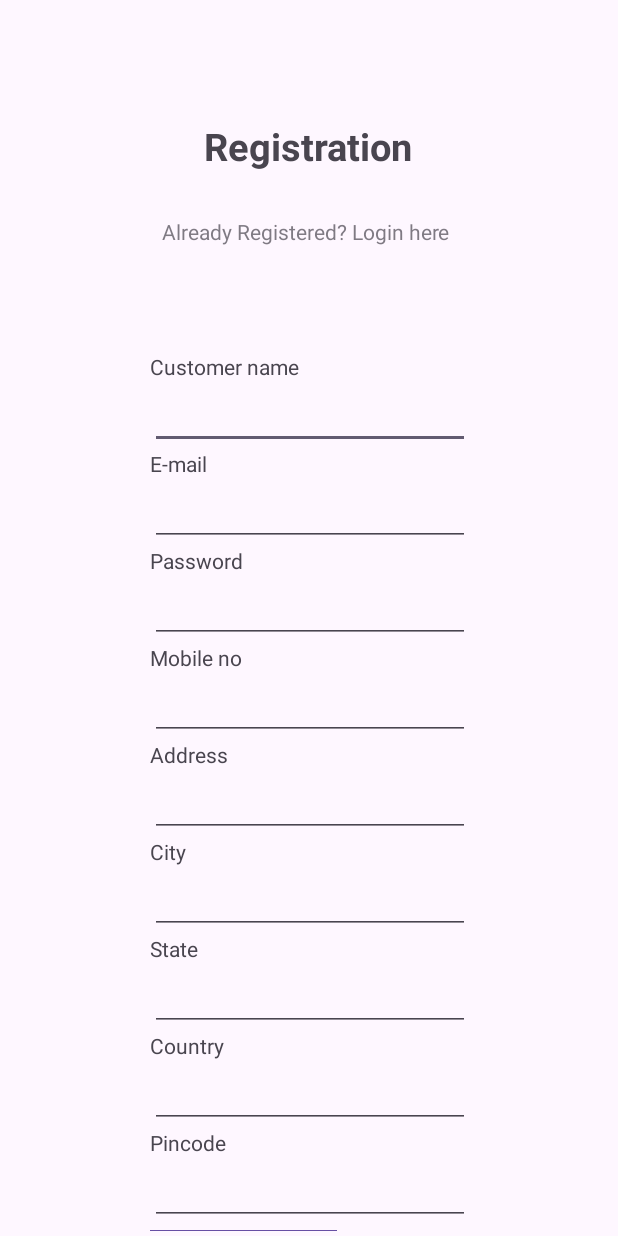
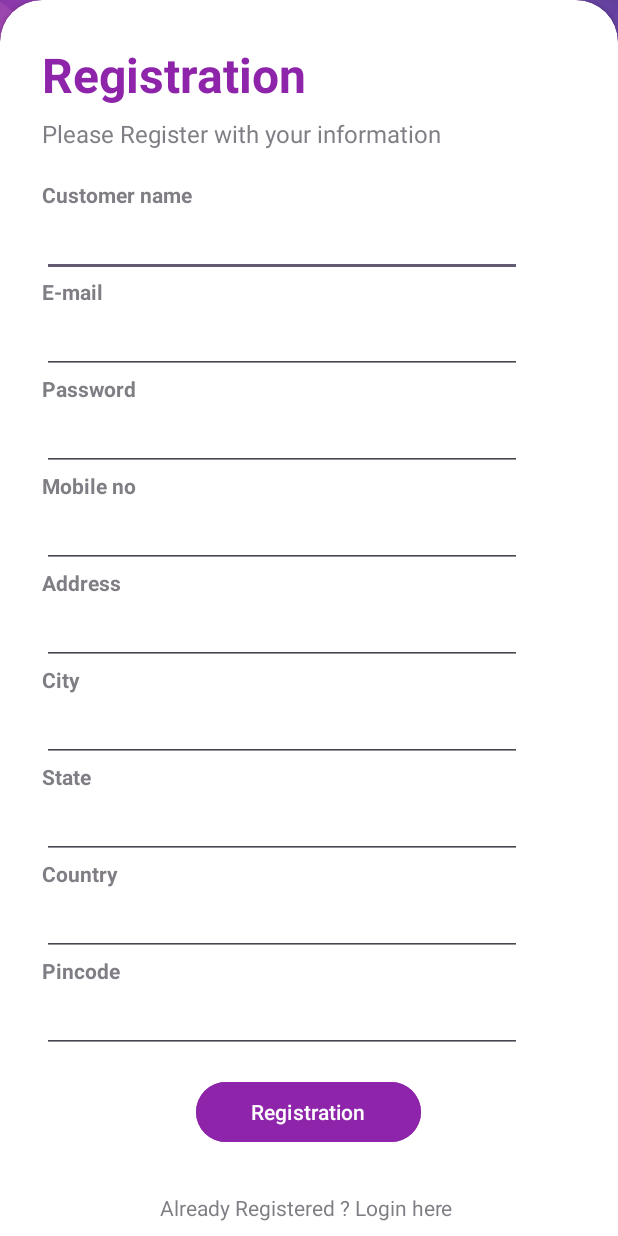
Before and after one commit to farmansunasara/Sentiment-Based-Rating-System, an Android app: the Register screen opened directly, with no data from a screen before it, on a phone screen of 412 x 824 dp. Run offline under Robolectric (Android 15) with nearby library versions, the phone set to English and light mode, and no system bars.

Commit message:
All Most Done Registration Page

```diff
--- a/app/src/main/res/layout/activity_main.xml
+++ b/app/src/main/res/layout/activity_main.xml
@@ -48,7 +48,7 @@
             <TextView
                 android:layout_width="wrap_content"
                 android:layout_height="wrap_content"
-                android:text="WELCOME"
+                android:text="Welcome"
                 android:textColor="@color/my_primary"
                 android:textSize="32sp"
                 android:textStyle="bold"/>
@@ -57,7 +57,7 @@
                 android:layout_width="wrap_content"
                 android:layout_height="wrap_content"
                 android:alpha="0.7"
-                android:text="Please Login with your information"
+                android:text="Please login with your information"
                 android:textSize="16sp"
                 android:textStyle="" />
 
@@ -128,8 +128,7 @@
                 android:id="@+id/loginbtn"
                 android:layout_width="match_parent"
                 android:layout_height="wrap_content"
-                android:backgroundTint="@color/my_secondary"
-
+                android:backgroundTint="@color/my_primary"
                 android:text="Login" />
 
             <TextView
--- a/app/src/main/res/layout/activity_register.xml
+++ b/app/src/main/res/layout/activity_register.xml
@@ -1,83 +1,139 @@
 <?xml version="1.0" encoding="utf-8"?>
-<LinearLayout xmlns:android="http://schemas.android.com/apk/res/android"
-    android:orientation="vertical" android:layout_width="match_parent"
-    android:layout_height="match_parent">
+<RelativeLayout xmlns:android="http://schemas.android.com/apk/res/android"
+    xmlns:app="http://schemas.android.com/apk/res-auto"
+    xmlns:tools="http://schemas.android.com/tools"
+    android:layout_width="match_parent"
+    android:layout_height="match_parent"
+    android:contentDescription="@string/profile_image"
+    android:background="@drawable/backkkk"
+    app:constraint_referenced_tags="#profile"
+    tools:context=".MainActivity">
+
+    <RelativeLayout
+        android:layout_width="match_parent"
+        android:layout_height="match_parent"
+        android:background="@drawable/backk"
+        android:alpha="0.7">
+
+        <LinearLayout
+            android:layout_width="match_parent"
+            android:layout_height="wrap_content"
+            android:gravity="center"
+            android:orientation="vertical"
+            android:padding="28dp">
+
+            <ImageView
+                android:layout_width="match_parent"
+                android:layout_height="271dp"
+                android:adjustViewBounds="true"
+                android:cropToPadding="true"
+                android:src="@drawable/iotbackground" />
+
+
+        </LinearLayout>
+    </RelativeLayout>
+
+    <androidx.core.widget.NestedScrollView
+        android:layout_width="match_parent"
+        android:layout_height="wrap_content"
+        android:layout_alignParentBottom="true">
+
+    <androidx.cardview.widget.CardView
+        android:layout_width="match_parent"
+        android:layout_height="wrap_content"
+        android:layout_alignParentBottom="true"
+        app:cardCornerRadius="28dp"
+        android:layout_marginBottom="-20dp"
+        android:id="@+id/car_view">
+
+        <ScrollView
+            android:layout_width="match_parent"
+            android:layout_height="match_parent"
+            android:overScrollMode="never"
+            android:scrollbars="vertical">
+
+            <LinearLayout
+                android:layout_width="match_parent"
+                android:layout_height="wrap_content"
+                android:orientation="vertical"
+                android:padding="28dp">
+
+
                 <TextView
-        android:id="@+id/loginscrn"
-        android:layout_width="202dp"
-        android:layout_height="wrap_content"
-        android:layout_gravity="center"
-        android:layout_marginTop="80dp"
+                    android:layout_width="wrap_content"
+                    android:layout_height="50dp"
                     android:text="@string/title"
-        android:textAlignment="center"
-        android:textSize="25dp"
+                    android:textColor="@color/my_primary"
+                    android:textSize="32sp"
                     android:textStyle="bold" />
 
                 <TextView
-        android:id="@+id/lnkLogin"
                     android:layout_width="wrap_content"
-        android:layout_height="100dp"
-        android:layout_gravity="center"
+                    android:layout_height="wrap_content"
                     android:alpha="0.7"
-        android:padding="30dp"
-        android:text="Already Registered? Login here " />
+                    android:text="Please Register with your information"
+                    android:textSize="16sp"
+                    android:textStyle="" />
+
                 <TextView
                     android:id="@+id/fstTxt"
                     android:layout_width="wrap_content"
                     android:layout_height="wrap_content"
-        android:layout_marginLeft="100dp"
                     android:layout_marginTop="20dp"
-        android:text="@string/custname"/>
+                    android:text="@string/custname"
+                    android:textStyle="bold"
+                    android:alpha="0.7"/>
+
                 <EditText
                     android:id="@+id/txtName"
                     android:layout_width="wrap_content"
                     android:layout_height="wrap_content"
-        android:layout_marginLeft="100dp"
-        android:ems="10"/>
+                    android:ems="15" />
+
+
                 <TextView
                     android:id="@+id/secTxt"
                     android:layout_width="wrap_content"
                     android:layout_height="wrap_content"
                     android:text="@string/email"
-        android:layout_marginLeft="100dp" />
+                    android:textStyle="bold"
+                    android:alpha="0.7"/>/>
+
                 <EditText
                     android:id="@+id/txtEmail"
                     android:layout_width="wrap_content"
                     android:layout_height="wrap_content"
-        android:layout_marginLeft="100dp"
-        android:ems="10" />
+                    android:ems="15" />
+
                 <TextView
                     android:id="@+id/thirdTxt"
                     android:layout_width="wrap_content"
                     android:layout_height="wrap_content"
                     android:text="@string/pwd"
-        android:layout_marginLeft="100dp" />
+                    android:textStyle="bold"
+                    android:alpha="0.7"/>/>
+
                 <EditText
                     android:id="@+id/txtPwd"
                     android:layout_width="wrap_content"
                     android:layout_height="wrap_content"
-        android:layout_marginLeft="100dp"
-        android:inputType="textPassword"
-        android:ems="10" />
+                    android:ems="15"
+                    android:inputType="textPassword" />
 
 
-
-    ....
                 <TextView
                     android:id="@+id/fourth"
                     android:layout_width="wrap_content"
                     android:layout_height="wrap_content"
                     android:text="@string/mob"
-        android:layout_marginLeft="100dp" />
+                    android:textStyle="bold"
+                    android:alpha="0.7"/>
                 <EditText
                     android:id="@+id/txtmobile"
                     android:layout_width="wrap_content"
                     android:layout_height="wrap_content"
-        android:layout_marginLeft="100dp"
-        android:inputType="phone"
-        android:ems="10" />
-
-
+                    android:ems="15"
+                    android:inputType="phone" />
 
 
                 <TextView
@@ -85,14 +141,15 @@
                     android:layout_width="wrap_content"
                     android:layout_height="wrap_content"
                     android:text="@string/add"
-        android:layout_marginLeft="100dp" />
+                    android:textStyle="bold"
+                    android:alpha="0.7"/>/>
+
                 <EditText
                     android:id="@+id/txtAddress"
                     android:layout_width="wrap_content"
                     android:layout_height="wrap_content"
-        android:layout_marginLeft="100dp"
-        android:inputType="textLongMessage"
-        android:ems="10" />
+                    android:ems="15"
+                    android:inputType="textLongMessage" />
 
 
                 <TextView
@@ -100,14 +157,15 @@
                     android:layout_width="wrap_content"
                     android:layout_height="wrap_content"
                     android:text="@string/city"
-        android:layout_marginLeft="100dp" />
+                    android:textStyle="bold"
+                    android:alpha="0.7"/>/>
+
                 <EditText
                     android:id="@+id/txtcity"
                     android:layout_width="wrap_content"
                     android:layout_height="wrap_content"
-        android:layout_marginLeft="100dp"
-        android:inputType="text"
-        android:ems="10" />
+                    android:ems="15"
+                    android:inputType="text" />
 
 
                 <TextView
@@ -115,14 +173,15 @@
                     android:layout_width="wrap_content"
                     android:layout_height="wrap_content"
                     android:text="@string/state"
-        android:layout_marginLeft="100dp" />
+                    android:textStyle="bold"
+                    android:alpha="0.7"/>/>
+
                 <EditText
                     android:id="@+id/txtstate"
                     android:layout_width="wrap_content"
                     android:layout_height="wrap_content"
-        android:layout_marginLeft="100dp"
-        android:inputType="text"
-        android:ems="10" />
+                    android:ems="15"
+                    android:inputType="text" />
 
 
                 <TextView
@@ -130,36 +189,57 @@
                     android:layout_width="wrap_content"
                     android:layout_height="wrap_content"
                     android:text="@string/country"
-        android:layout_marginLeft="100dp" />
+                    android:textStyle="bold"
+                    android:alpha="0.7"/>/>
+
                 <EditText
                     android:id="@+id/txt"
                     android:layout_width="wrap_content"
                     android:layout_height="wrap_content"
-        android:layout_marginLeft="100dp"
-        android:inputType="text"
-        android:ems="10" />
-
+                    android:ems="15"
+                    android:inputType="text" />
 
                 <TextView
                     android:id="@+id/nine"
                     android:layout_width="wrap_content"
                     android:layout_height="wrap_content"
                     android:text="@string/pincode"
-        android:layout_marginLeft="100dp" />
+                    android:textStyle="bold"
+                    android:alpha="0.7"/>/>
+
                 <EditText
                     android:id="@+id/txtpincode"
                     android:layout_width="wrap_content"
                     android:layout_height="wrap_content"
-        android:layout_marginLeft="100dp"
-        android:inputType="numberSigned"
-        android:ems="10" />
-    ...
+                    android:ems="15"
+                    android:inputType="numberSigned" />
+
+                <ScrollView
+                    android:layout_width="match_parent"
+                    android:layout_height="match_parent" />
+
                 <Button
                     android:id="@+id/btnLogin"
-        android:layout_width="wrap_content"
+                    android:layout_width="150dp"
                     android:layout_height="wrap_content"
-        android:layout_marginLeft="100dp"
+                    android:layout_marginTop="15dp"
+                    android:layout_gravity="center"
+                    android:backgroundTint="@color/my_primary"
                     android:text="@string/title" />
 
 
+
+                <TextView
+                    android:id="@+id/lnkLogin"
+                    android:layout_width="wrap_content"
+                    android:layout_height="80dp"
+                    android:layout_gravity="center"
+                    android:alpha="0.7"
+                    android:padding="30dp"
+                    android:text="Already Registered ? Login here " />
+
             </LinearLayout>
+        </ScrollView>
+    </androidx.cardview.widget.CardView>
+    </androidx.core.widget.NestedScrollView>
+</RelativeLayout>
```
Lines whose indentation alone changed are shown as unchanged.
